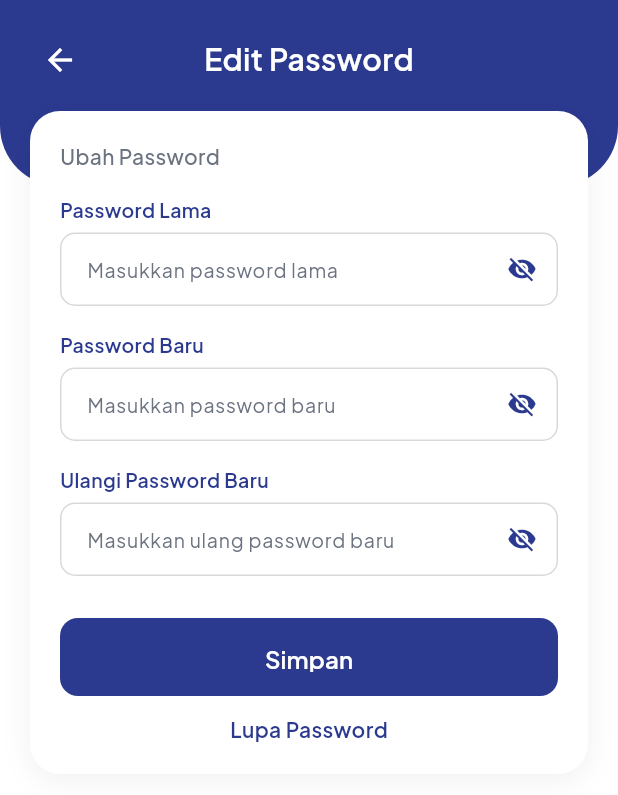
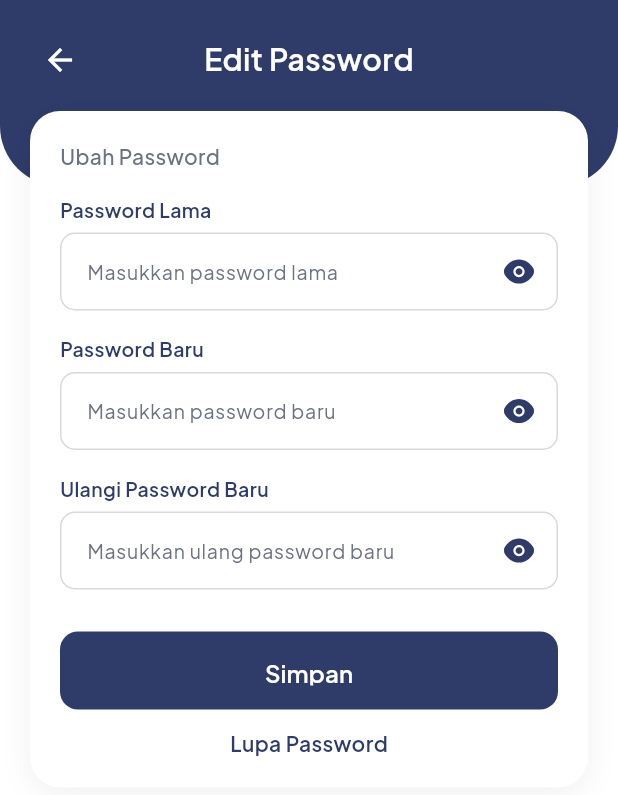
Before and after one commit to migoselo/siapabsen, a Flutter app: the EditPasswordPage screen opened directly, on a phone screen of 412 x 824 dp. Shown: the top 795 px of the screen. Run offline on Flutter 3.47's test engine with Material 3 defaults, Android fonts, the phone set to English and light mode, and no system bars; our stand-ins replace bloc, camera, dio, dotted_border, equatable, file_picker and 8 more; missing offline and left inert: google_mlkit_face_detection; accounts and stored records are empty; network calls fail; project files that could hold a hidden picture were left out.

Commit message:
improve UI riwayat n detail

```diff
--- a/upsend_karyawan/lib/features/auth/pages/edit_password_page.dart
+++ b/upsend_karyawan/lib/features/auth/pages/edit_password_page.dart
@@ -1,8 +1,9 @@
 import 'package:flutter/material.dart';
 import 'package:flutter_bloc/flutter_bloc.dart';
 import '../repository/auth_repository.dart';
+import 'package:flutter_svg/flutter_svg.dart';
 
-const Color kDarkBlue = Color(0xFF2B3A8F);
+const Color kDarkBlue = Color(0xFF2F3B69);
 const Color kTextSecondary = Color(0xFF6B7280);
 const Color kBorder = Color(0xFFD9D9D9);
 const String kFontFamily = 'PlusJakartaSans';
@@ -55,10 +56,10 @@ class _EditPasswordPageState extends State<EditPasswordPage> {
     setState(() => _isLoading = true);
     try {
       await context.read<AuthRepository>().changePassword(
-            oldPassword: oldPassword,
-            newPassword: newPassword,
-            newPasswordConfirmation: confirmPassword,
-          );
+        oldPassword: oldPassword,
+        newPassword: newPassword,
+        newPasswordConfirmation: confirmPassword,
+      );
       if (!mounted) return;
       _showSnackBar('Password berhasil diubah.');
       Navigator.pop(context);
@@ -152,7 +153,8 @@ class _EditPasswordPageState extends State<EditPasswordPage> {
                       hint: 'Masukkan password lama',
                       controller: _oldPasswordController,
                       obscure: _obscureOld,
-                      onToggle: () => setState(() => _obscureOld = !_obscureOld),
+                      onToggle: () =>
+                          setState(() => _obscureOld = !_obscureOld),
                     ),
                     const SizedBox(height: 16),
 
@@ -161,7 +163,8 @@ class _EditPasswordPageState extends State<EditPasswordPage> {
                       hint: 'Masukkan password baru',
                       controller: _newPasswordController,
                       obscure: _obscureNew,
-                      onToggle: () => setState(() => _obscureNew = !_obscureNew),
+                      onToggle: () =>
+                          setState(() => _obscureNew = !_obscureNew),
                     ),
                     const SizedBox(height: 16),
 
@@ -170,7 +173,8 @@ class _EditPasswordPageState extends State<EditPasswordPage> {
                       hint: 'Masukkan ulang password baru',
                       controller: _confirmPasswordController,
                       obscure: _obscureConfirm,
-                      onToggle: () => setState(() => _obscureConfirm = !_obscureConfirm),
+                      onToggle: () =>
+                          setState(() => _obscureConfirm = !_obscureConfirm),
                     ),
                     const SizedBox(height: 28),
 
@@ -279,13 +283,23 @@ class _PasswordField extends StatelessWidget {
             ),
             suffixIcon: GestureDetector(
               onTap: onToggle,
-              child: Icon(
-                obscure ? Icons.visibility_off : Icons.visibility,
-                color: kDarkBlue,
-                size: 20,
+              child: Padding(
+                padding: const EdgeInsets.all(14),
+                child: SvgPicture.asset(
+                  obscure
+                      ? 'assets/images/Eye.svg'
+                      : 'assets/images/Eye_Closed.svg',
+                  colorFilter: const ColorFilter.mode(
+                    kDarkBlue,
+                    BlendMode.srcIn,
+                  ),
+                ),
               ),
             ),
-            contentPadding: const EdgeInsets.symmetric(vertical: 14, horizontal: 14),
+            contentPadding: const EdgeInsets.symmetric(
+              vertical: 14,
+              horizontal: 14,
+            ),
             border: OutlineInputBorder(
               borderRadius: BorderRadius.circular(10),
               borderSide: const BorderSide(color: kBorder),
--- a/upsend_karyawan/lib/features/history/pages/riwayat_detail_page.dart
+++ b/upsend_karyawan/lib/features/history/pages/riwayat_detail_page.dart
@@ -356,7 +356,7 @@ class _LocationInfo extends StatelessWidget {
               const SizedBox(width: 6),
               Text(
                 locationName,
-                style: const TextStyle(fontSize: 16, fontWeight: FontWeight.w500),
+                style: const TextStyle(fontSize: 16, fontWeight: FontWeight.w600),
               ),
             ],
           ),
```
Also changed, not shown: upsend_karyawan/lib/features/history/pages/riwayat_page.dart (+4 -3 lines), upsend_karyawan/lib/features/history/widgets/riwayat_card.dart (+11 -9 lines), upsend_karyawan/lib/features/history/widgets/riwayat_date_strip.dart (+14 -6 lines), upsend_karyawan/lib/features/onboarding/pages/onboarding_screen.dart (+7 -7 lines), upsend_karyawan/assets/images/app_icon.png, upsend_karyawan/assets/images/app_icon_foreground.png, 31 other files.
